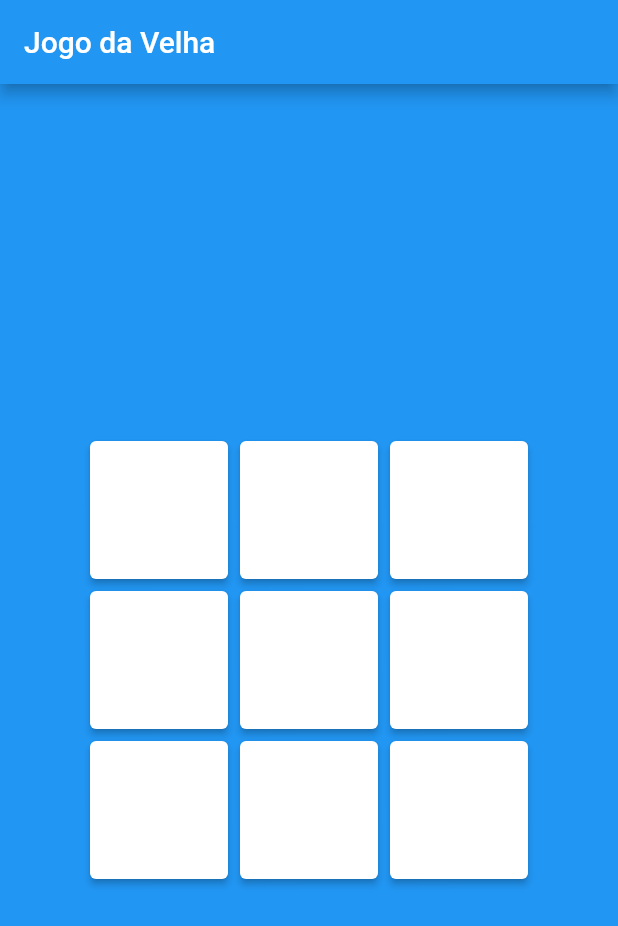
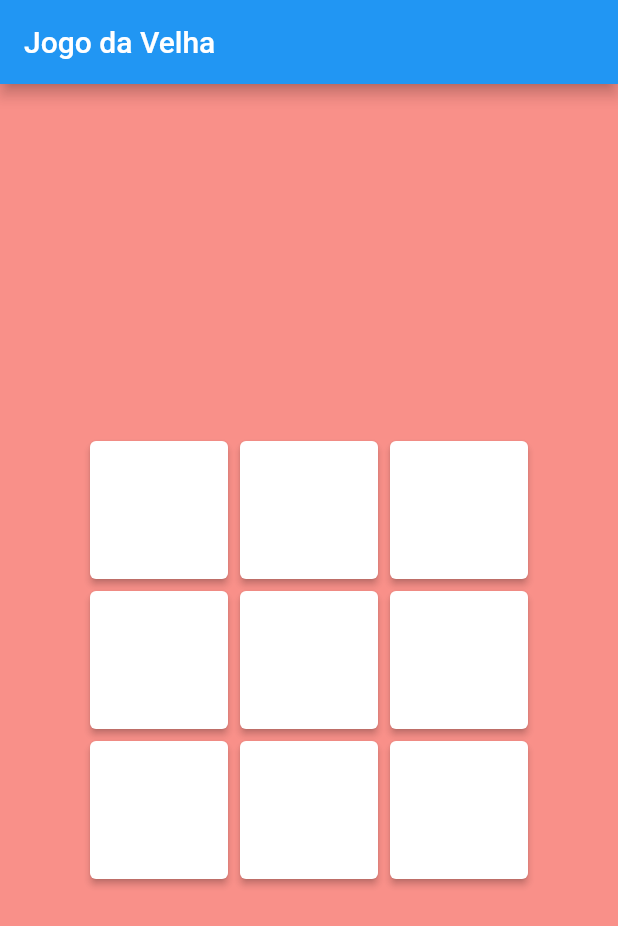
Before and after one commit to PedroAugustoMD/jogo_da_velha, a Flutter app: the screen it shows after launch, on a phone screen of 412 x 824 dp. Shown: the top 926 px of the screen. Run offline on Flutter 3.47's test engine with Material 2 defaults, Android fonts, the phone set to English and light mode, and no system bars.

Commit message:
Estilização

```diff
--- a/lib/pages/game_page.dart
+++ b/lib/pages/game_page.dart
@@ -28,9 +28,14 @@ class _MyHomePageState extends State<MyHomePage> {
         (_) => List.generate(contTabuleiro, (_) => Jogador.none),
       ));
 
+  Color getCorFundo() {
+    final jogadaAtual = ultimaJogada == Jogador.X ? Jogador.O : Jogador.X;
+    return getCorCampo(jogadaAtual).withAlpha(150);
+  }
+
   @override
   Widget build(BuildContext context) => Scaffold(
-        backgroundColor: Colors.blue,
+        backgroundColor: getCorFundo(),
         appBar: AppBar(
           title: Text(widget.title),
         ),
@@ -53,17 +58,29 @@ class _MyHomePageState extends State<MyHomePage> {
     );
   }
 
+  Color getCorCampo(String valor) {
+    switch (valor) {
+      case Jogador.O:
+        return Colors.blue;
+      case Jogador.X:
+        return Colors.red;
+      default:
+        return Colors.white;
+    }
+  }
+
   Widget construirCampo(int x, int y) {
     final valor = tabuleiro[x][y];
+    final cor = getCorCampo(valor);
 
     return Container(
       margin: EdgeInsets.all(4),
       child: ElevatedButton(
         style: ElevatedButton.styleFrom(
           minimumSize: Size(tamanho, tamanho),
-          primary: Colors.white,
+          primary: cor,
         ),
-        child: Text(valor, style: TextStyle(color: Colors.black, fontSize: 32)),
+        child: Text(valor, style: TextStyle(fontSize: 32)),
         onPressed: () => selecionarCampo(valor, x, y),
       ),
     );
```
